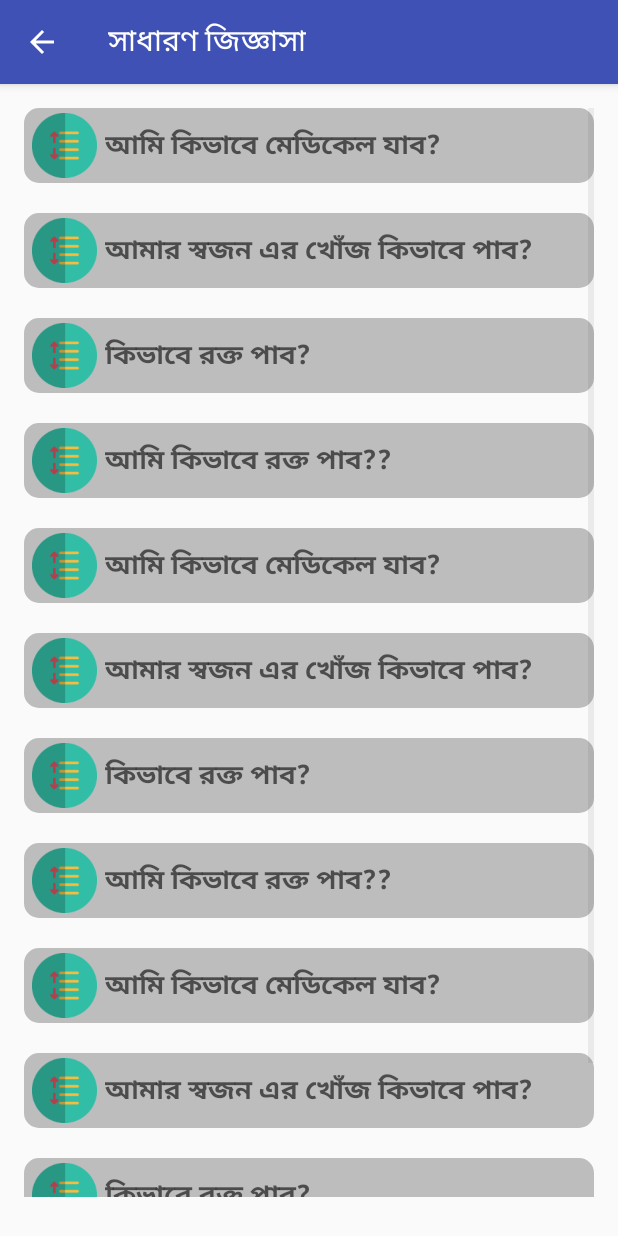
After one commit to Probstat-Infolab/CMCHGuide, an Android app: the ProshnottorActivity screen opened directly, with no data from a screen before it, on a phone screen of 412 x 824 dp. The commit adds this screen. Run offline under Robolectric (Android 15) with nearby library versions, the phone set to English and light mode, and no system bars.

Commit message:
Seventh Commit - Implemented Proshnottor option

```diff
--- a/app/src/main/java/com/probstatinfolab/cmchguide/MainActivity.java
+++ b/app/src/main/java/com/probstatinfolab/cmchguide/MainActivity.java
@@ -3,8 +3,6 @@ package com.probstatinfolab.cmchguide;
 import android.content.Intent;
 import android.content.res.Resources;
 import android.os.Bundle;
-import android.support.design.widget.FloatingActionButton;
-import android.support.design.widget.Snackbar;
 import android.support.v7.app.AppCompatActivity;
 import android.support.v7.widget.Toolbar;
 import android.view.View;
@@ -13,7 +11,7 @@ import android.view.MenuItem;
 import android.widget.AdapterView;
 import android.widget.GridView;
 
-import com.probstatinfolab.proshnottor.ProsnottorActivity;
+import com.probstatinfolab.proshnottor.ProshnottorActivity;
 import com.probstatinfolab.rognirnoy.TestListActivity;
 import com.probstatinfolab.sheba.SebaActivity;
 import com.probstatinfolab.tottho.TotthoActivity;
@@ -75,7 +73,7 @@ public class MainActivity extends AppCompatActivity {
 
                 }else if(position == 5){
 
-                    Intent intent = new Intent(MainActivity.this, ProsnottorActivity.class);
+                    Intent intent = new Intent(MainActivity.this, ProshnottorActivity.class);
                     startActivity(intent);
 
 
--- /dev/null
+++ b/app/src/main/java/com/probstatinfolab/proshnottor/ProshnottorActivity.java
@@ -0,0 +1,74 @@
+package com.probstatinfolab.proshnottor;
+
+import android.content.res.Resources;
+import android.support.v4.app.NavUtils;
+import android.support.v7.app.AppCompatActivity;
+import android.os.Bundle;
+import android.view.Menu;
+import android.view.MenuItem;
+import android.widget.ListView;
+
+import com.probstatinfolab.cmchguide.R;
+
+import java.util.ArrayList;
+
+public class ProshnottorActivity extends AppCompatActivity {
+
+    ListView lvQA;
+    ProshnottorListAdapter  qaAListAdapter;
+    ArrayList<Question> questionList;
+
+    @Override
+    protected void onCreate(Bundle savedInstanceState) {
+        super.onCreate(savedInstanceState);
+        setContentView(R.layout.activity_proshnottor);
+
+        getSupportActionBar().setDisplayHomeAsUpEnabled(true);
+        getSupportActionBar().setHomeButtonEnabled(true);
+
+        lvQA = (ListView) findViewById(R.id.listViewQA);
+        questionList = getQuestionsList();
+        qaAListAdapter = new ProshnottorListAdapter(this,  questionList);
+        lvQA.setAdapter(qaAListAdapter);
+    }
+
+    private ArrayList<Question> getQuestionsList() {
+
+        ArrayList<Question> temp = new ArrayList<Question>();
+        Resources res = getResources();
+        String[] q = res.getStringArray(R.array.q_array);
+        String[] a = res.getStringArray(R.array.a_array);
+
+        for(int i=0; i< q.length; i++){
+
+            temp.add(new Question(q[i], a[i]));
+        }
+
+        return temp;
+    }
+
+
+    @Override
+    public boolean onCreateOptionsMenu(Menu menu) {
+        // Inflate the menu; this adds items to the action bar if it is present.
+        getMenuInflater().inflate(R.menu.menu_proshnottor, menu);
+        return true;
+    }
+
+    @Override
+    public boolean onOptionsItemSelected(MenuItem item) {
+        // Handle action bar item clicks here. The action bar will
+        // automatically handle clicks on the Home/Up button, so long
+        // as you specify a parent activity in AndroidManifest.xml.
+        int id = item.getItemId();
+
+        //noinspection SimplifiableIfStatement
+        if (id == android.R.id.home) {
+
+            NavUtils.navigateUpFromSameTask(this);
+        }
+
+        return super.onOptionsItemSelected(item);
+    }
+
+}
--- /dev/null
+++ b/app/src/main/java/com/probstatinfolab/proshnottor/ProshnottorListAdapter.java
@@ -0,0 +1,94 @@
+package com.probstatinfolab.proshnottor;
+
+/**
+ * Created by RONY on 27-10-16.
+ */
+import android.content.Context;
+import android.view.LayoutInflater;
+import android.view.View;
+import android.view.ViewGroup;
+import android.widget.BaseAdapter;
+import android.widget.ImageView;
+import android.widget.LinearLayout;
+import android.widget.TextView;
+
+import com.probstatinfolab.cmchguide.R;
+
+import java.util.ArrayList;
+
+public class ProshnottorListAdapter extends BaseAdapter{
+
+    Context context;
+    ArrayList<Question> questions;
+
+    public ProshnottorListAdapter(Context context, ArrayList<Question> questions) {
+        this.context = context;
+        this.questions = questions;
+
+    }
+
+    @Override
+    public int getCount() {
+        return questions.size();
+    }
+
+    @Override
+    public Object getItem(int position) {
+        return questions.get(position);
+    }
+
+    @Override
+    public long getItemId(int position) {
+        return 0;
+    }
+
+
+    @Override
+    public View getView(int position, View convertView, ViewGroup parent) {
+
+
+        LayoutInflater inflater = (LayoutInflater) context.getSystemService(Context.LAYOUT_INFLATER_SERVICE);
+
+        if (convertView == null) {
+
+            convertView = inflater.inflate(R.layout.prosnottor_list_item, parent, false);
+
+            //initialize and assign views
+            TextView tvQuestion, tvAnswer;
+            final ImageView iconView;
+
+            tvQuestion = (TextView) convertView.findViewById(R.id.textViewQuestion);
+            tvAnswer = (TextView) convertView.findViewById(R.id.textViewAnswer);
+
+            tvQuestion.setText(questions.get(position).getQues());
+            tvAnswer.setText(questions.get(position).getAns());
+
+            iconView = (ImageView) convertView.findViewById(R.id.imageViewQAState);
+            final LinearLayout layoutAns = (LinearLayout) convertView.findViewById(R.id.layoutAnswer);
+            final LinearLayout layouQues = (LinearLayout) convertView.findViewById(R.id.layoutQuestion);
+
+            layoutAns.setVisibility(View.GONE);
+
+            layouQues.setOnClickListener(new View.OnClickListener() {
+                @Override
+                public void onClick(View v) {
+
+                    if (layoutAns.getVisibility() == View.GONE) {
+                        iconView.setImageResource(R.drawable.pragraph);
+                        layoutAns.setVisibility(View.VISIBLE);
+                        layoutAns.setBackgroundResource(R.drawable.label_lower_round);
+                        layouQues.setBackgroundResource(R.drawable.label_upper_round);
+                    } else {
+                        layoutAns.setBackgroundResource(R.drawable.label_rounded_corner);
+                        iconView.setImageResource(R.drawable.podokrom);
+                        layoutAns.setVisibility(View.GONE);
+                        layouQues.setBackgroundResource(R.drawable.label_rounded_corner);
+
+                    }
+                }
+            });
+        }
+        return convertView;
+    }
+
+}
--- a/app/src/main/java/com/probstatinfolab/proshnottor/ProsnottorActivity.java
+++ /dev/null
@@ -1,15 +0,0 @@
-package com.probstatinfolab.proshnottor;
-
-import android.support.v7.app.AppCompatActivity;
-import android.os.Bundle;
-
-import com.probstatinfolab.cmchguide.R;
-
-public class ProsnottorActivity extends AppCompatActivity {
-
-    @Override
-    protected void onCreate(Bundle savedInstanceState) {
-        super.onCreate(savedInstanceState);
-        setContentView(R.layout.activity_prosnottor);
-    }
-}
--- /dev/null
+++ b/app/src/main/java/com/probstatinfolab/proshnottor/Question.java
@@ -0,0 +1,29 @@
+package com.probstatinfolab.proshnottor;
+
+/**
+ * Created by RONY on 27-10-16.
+ */
+public class Question {
+    private  String  ques, ans;
+
+    public Question(String ques, String ans) {
+        this.ques = ques;
+        this.ans = ans;
+    }
+
+    public String getQues() {
+        return ques;
+    }
+
+    public void setQues(String ques) {
+        this.ques = ques;
+    }
+
+    public String getAns() {
+        return ans;
+    }
+
+    public void setAns(String ans) {
+        this.ans = ans;
+    }
+}
--- /dev/null
+++ b/app/src/main/res/layout/activity_proshnottor.xml
@@ -0,0 +1,23 @@
+<?xml version="1.0" encoding="utf-8"?>
+<LinearLayout xmlns:android="http://schemas.android.com/apk/res/android"
+xmlns:app="http://schemas.android.com/apk/res-auto"
+xmlns:tools="http://schemas.android.com/tools"
+android:layout_width="match_parent"
+android:layout_height="match_parent"
+android:paddingBottom="@dimen/activity_vertical_margin"
+android:paddingLeft="@dimen/activity_horizontal_margin"
+android:paddingRight="@dimen/activity_horizontal_margin"
+android:paddingTop="@dimen/activity_vertical_margin"
+android:orientation="vertical"
+app:layout_behavior="@string/appbar_scrolling_view_behavior"
+tools:context="com.probstatinfolab.proshnottor.ProshnottorActivity">
+
+<ListView
+    android:layout_width="match_parent"
+    android:layout_height="match_parent"
+    android:dividerHeight="20dp"
+    android:layout_marginBottom="10dp"
+    android:divider="@android:color/transparent"
+    android:id="@+id/listViewQA" />
+
+</LinearLayout>
--- a/app/src/main/res/layout/activity_prosnottor.xml
+++ /dev/null
@@ -1,12 +0,0 @@
-<?xml version="1.0" encoding="utf-8"?>
-<RelativeLayout xmlns:android="http://schemas.android.com/apk/res/android"
-    xmlns:tools="http://schemas.android.com/tools"
-    android:layout_width="match_parent"
-    android:layout_height="match_parent"
-    android:paddingBottom="@dimen/activity_vertical_margin"
-    android:paddingLeft="@dimen/activity_horizontal_margin"
-    android:paddingRight="@dimen/activity_horizontal_margin"
-    android:paddingTop="@dimen/activity_vertical_margin"
-    tools:context="com.probstatinfolab.proshnottor.ProsnottorActivity">
-
-</RelativeLayout>
--- /dev/null
+++ b/app/src/main/res/layout/prosnottor_list_item.xml
@@ -0,0 +1,50 @@
+<?xml version="1.0" encoding="utf-8"?>
+<LinearLayout xmlns:android="http://schemas.android.com/apk/res/android"
+    android:layout_width="match_parent"
+    android:layout_height="match_parent"
+    android:orientation="vertical">
+
+    <LinearLayout
+        android:id="@+id/layoutQuestion"
+        android:layout_width="match_parent"
+        android:layout_height="50dp"
+        android:background="@drawable/label_rounded_corner"
+        android:orientation="horizontal">
+
+        <ImageView
+            android:id="@+id/imageViewQAState"
+            android:layout_width="0dp"
+            android:layout_height="match_parent"
+            android:layout_weight="1"
+            android:padding="3dp"
+            android:scaleType="centerInside"
+            android:src="@drawable/podokrom" />
+
+        <TextView
+            android:id="@+id/textViewQuestion"
+            android:layout_width="0dp"
+            android:layout_height="match_parent"
+            android:layout_weight="6"
+            android:gravity="center_vertical"
+            android:text="Medium Text"
+            android:textAppearance="?android:attr/textAppearanceMedium"
+            android:textStyle="bold" />
+    </LinearLayout>
+
+    <LinearLayout
+        android:id="@+id/layoutAnswer"
+        android:layout_width="match_parent"
+        android:layout_height="wrap_content"
+        android:background="@drawable/label_lower_round"
+        android:orientation="vertical">
+
+        <TextView
+            android:id="@+id/textViewAnswer"
+            android:layout_width="match_parent"
+            android:layout_height="wrap_content"
+            android:padding="3dp"
+            android:text="Answer" />
+
+    </LinearLayout>
+
+</LinearLayout>
--- a/app/src/main/res/menu/menu_seba.xml
+++ b/app/src/main/res/menu/menu_proshnottor.xml
@@ -1,5 +1,5 @@
 <menu xmlns:android="http://schemas.android.com/apk/res/android"
     xmlns:app="http://schemas.android.com/apk/res-auto"
     xmlns:tools="http://schemas.android.com/tools"
-    tools:context="com.example.rony.gridview.SebaActivity">
+    tools:context="com.probstatinfolab.sheba.SebaActivity">
 </menu>
--- a/app/src/main/res/values/proshnottor_strings.xml
+++ b/app/src/main/res/values/proshnottor_strings.xml
@@ -1,2 +1,39 @@
 <?xml version="1.0" encoding="utf-8"?>
-<resources></resources>
+<resources>
+
+    <string name="prosnottor_activity_level">সাধারণ জিজ্ঞাসা</string>
+
+    <string-array name="q_array">
+
+        <item>আমি কিভাবে মেডিকেল যাব?</item>
+        <item>আমার স্বজন এর খোঁজ কিভাবে পাব?</item>
+        <item>কিভাবে রক্ত পাব?</item>
+        <item>আমি কিভাবে রক্ত পাব??</item>
+        <item>আমি কিভাবে মেডিকেল যাব?</item>
+        <item>আমার স্বজন এর খোঁজ কিভাবে পাব?</item>
+        <item>কিভাবে রক্ত পাব?</item>
+        <item>আমি কিভাবে রক্ত পাব??</item>
+        <item>আমি কিভাবে মেডিকেল যাব?</item>
+        <item>আমার স্বজন এর খোঁজ কিভাবে পাব?</item>
+        <item>কিভাবে রক্ত পাব?</item>
+        <item>আমি কিভাবে রক্ত পাব??</item>
+    </string-array>
+
+    <string-array name="a_array">
+
+        <item> ২ নাম্বার গেট থেকে টেম্পু যোগে মেডিকেল যেতে পারবেন</item>
+        <item>আপনার স্বজন এর খোঁজ পেতে হলে ইমার্জেন্সি মেডিকেল ওফিসার এর সাথে যোগাযোগ করুন</item>
+        <item>রক্ত পেতে হলে সন্দ্যানী ব্লাড ব্যঙ্গক এ যান</item>
+        <item>রক্ত ্দিতে হলে সন্দ্যানী ব্লাড ব্যঙ্গক এ যান</item>
+        <item> ২ নাম্বার গেট থেকে টেম্পু যোগে মেডিকেল যেতে পারবেন</item>
+        <item>আপনার স্বজন এর খোঁজ পেতে হলে ইমার্জেন্সি মেডিকেল ওফিসার এর সাথে যোগাযোগ করুন</item>
+        <item>রক্ত পেতে হলে সন্দ্যানী ব্লাড ব্যঙ্গক এ যান</item>
+        <item>রক্ত ্দিতে হলে সন্দ্যানী ব্লাড ব্যঙ্গক এ যান</item>
+        <item> ২ নাম্বার গেট থেকে টেম্পু যোগে মেডিকেল যেতে পারবেন</item>
+        <item>আপনার স্বজন এর খোঁজ পেতে হলে ইমার্জেন্সি মেডিকেল ওফিসার এর সাথে যোগাযোগ করুন</item>
+        <item>রক্ত পেতে হলে সন্দ্যানী ব্লাড ব্যঙ্গক এ যান</item>
+        <item>রক্ত ্দিতে হলে সন্দ্যানী ব্লাড ব্যঙ্গক এ যান</item>
+
+    </string-array>
+
+</resources>
```
Also changed, not shown: app/src/main/AndroidManifest.xml (+10 -2 lines).
